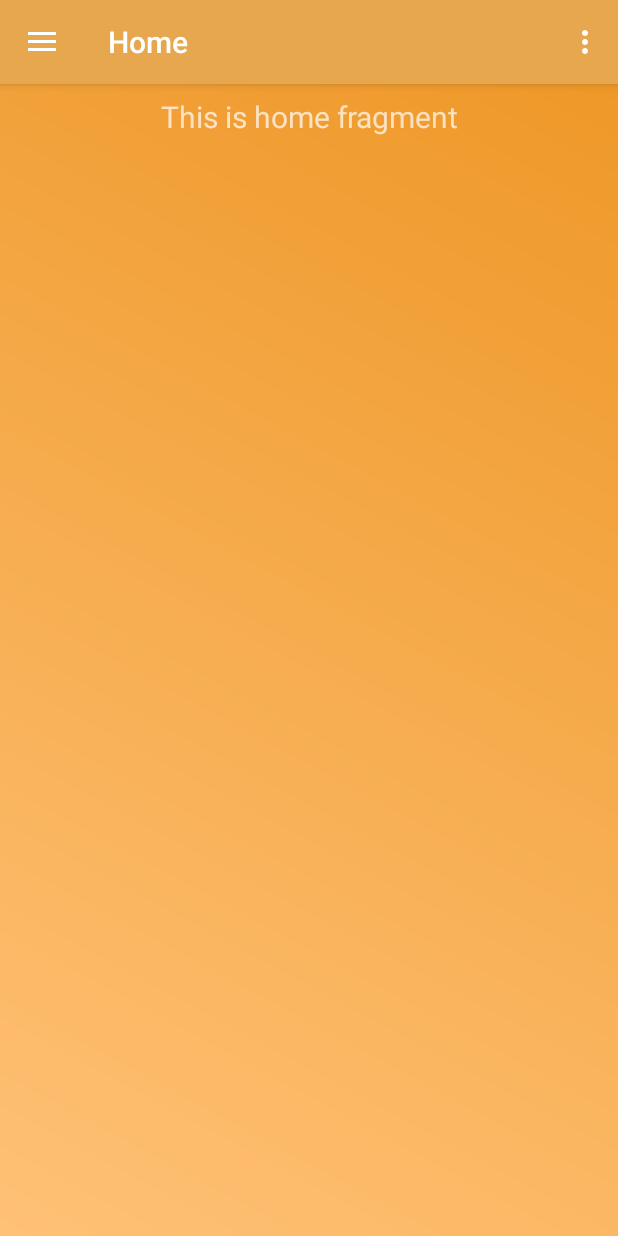
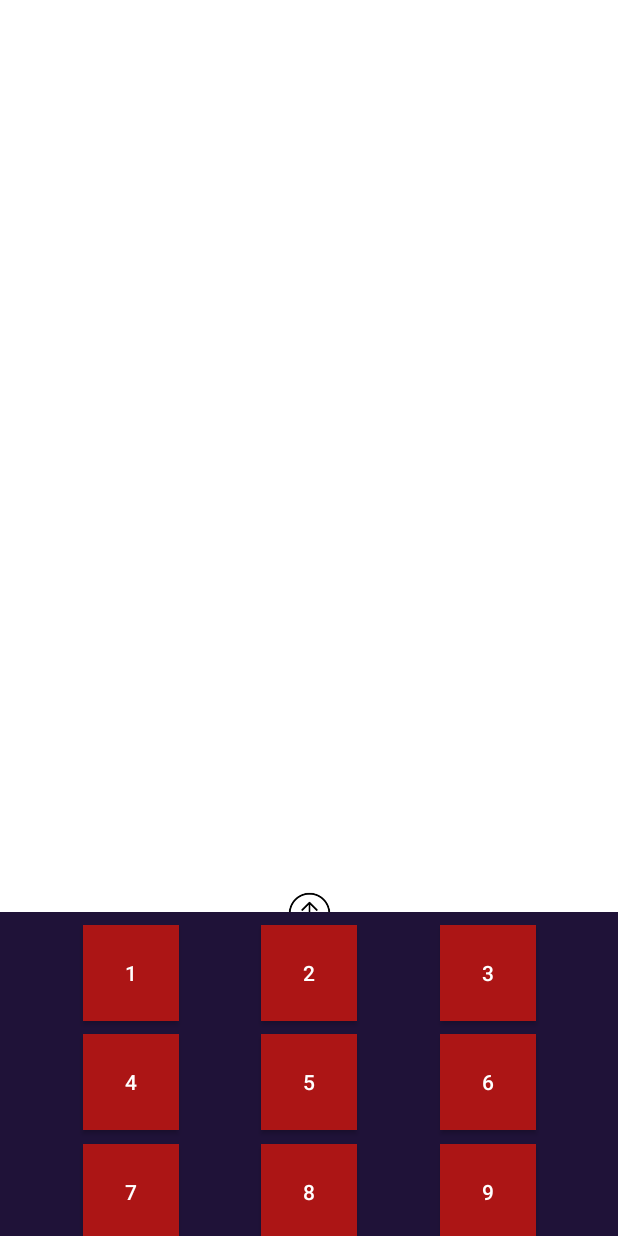
Before and after one commit to YevhenShvets/MyProject, an Android app: the screen it shows after launch (Main2Activity), after a tap on an icon or button, on a phone screen of 412 x 824 dp. Run offline under Robolectric (Android 15) with nearby library versions, the phone set to English and light mode, and no system bars; our stand-ins replace navigation-ui; Roboto replaces fonts that are not available here.

Commit message:
Commit 15.01

```diff
--- a/app/build.gradle
+++ b/app/build.gradle
@@ -22,9 +22,11 @@ android {
 dependencies {
     implementation fileTree(dir: 'libs', include: ['*.jar'])
     implementation 'androidx.appcompat:appcompat:1.1.0'
-    implementation 'androidx.constraintlayout:constraintlayout:1.1.3'
     implementation 'com.squareup.retrofit2:retrofit:2.6.0'
     implementation 'com.squareup.retrofit2:converter-gson:2.4.0'
+
+    implementation 'androidx.constraintlayout:constraintlayout:2.0.0-beta1'
+
 
     implementation 'androidx.legacy:legacy-support-v4:1.0.0'
     implementation 'com.google.android.material:material:1.0.0'
--- a/app/src/main/java/com/yevhen/project/Main2Activity.java
+++ b/app/src/main/java/com/yevhen/project/Main2Activity.java
@@ -29,17 +29,17 @@ public class Main2Activity extends AppCompatActivity {
     @Override
     protected void onCreate(Bundle savedInstanceState) {
         super.onCreate(savedInstanceState);
-        setContentView(R.layout.activity_main2);
-        Toolbar toolbar = findViewById(R.id.toolbar);
+        setContentView(R.layout.motion);
+       /* Toolbar toolbar = findViewById(R.id.toolbar);
         setSupportActionBar(toolbar);
-       /* FloatingActionButton fab = findViewById(R.id.fab);
+       *//* FloatingActionButton fab = findViewById(R.id.fab);
         fab.setOnClickListener(new View.OnClickListener() {
             @Override
             public void onClick(View view) {
                 Snackbar.make(view, "Replace with your own action", Snackbar.LENGTH_LONG)
                         .setAction("Action", null).show();
             }
-        });*/
+        });*//*
         DrawerLayout drawer = findViewById(R.id.drawer_layout);
         NavigationView navigationView = findViewById(R.id.nav_view);
         // Passing each menu ID as a set of Ids because each
@@ -51,7 +51,7 @@ public class Main2Activity extends AppCompatActivity {
                 .build();
         NavController navController = Navigation.findNavController(this, R.id.nav_host_fragment);
         NavigationUI.setupActionBarWithNavController(this, navController, mAppBarConfiguration);
-        NavigationUI.setupWithNavController(navigationView, navController);
+        NavigationUI.setupWithNavController(navigationView, navController);*/
     }
 
     @Override
--- a/app/src/main/java/com/yevhen/project/SplashScreenActivity.java
+++ b/app/src/main/java/com/yevhen/project/SplashScreenActivity.java
@@ -32,7 +32,7 @@ public class SplashScreenActivity extends AppCompatActivity {
                 img1.setVisibility(View.INVISIBLE);
                 img3.setVisibility(View.VISIBLE);
             }
-        },1200);
+        },10);
 
         Handler handler2 = new Handler();
         handler2.postDelayed(new Runnable() {
@@ -41,7 +41,7 @@ public class SplashScreenActivity extends AppCompatActivity {
                 img3.setVisibility(View.INVISIBLE);
                 img4.setVisibility(View.VISIBLE);
             }
-        },2400);
+        },24);
 
         Handler handler3 = new Handler();
         handler1.postDelayed(new Runnable() {
@@ -50,7 +50,7 @@ public class SplashScreenActivity extends AppCompatActivity {
                 img4.setVisibility(View.INVISIBLE);
                 img2.setVisibility(View.VISIBLE);
             }
-        },3600);
+        },36);
 
         Handler handler = new Handler();
         handler.postDelayed(new Runnable() {
@@ -60,6 +60,6 @@ public class SplashScreenActivity extends AppCompatActivity {
                 startActivity(intent);
                 finish();
             }
-        },5000);
+        },50);
     }
 }
--- /dev/null
+++ b/app/src/main/res/layout/motion.xml
@@ -0,0 +1,170 @@
+<?xml version="1.0" encoding="utf-8"?>
+<!--
+  Copyright (C) 2019 The Android Open Source Project
+  Licensed under the Apache License, Version 2.0 (the "License");
+  you may not use this file except in compliance with the License.
+  You may obtain a copy of the License at
+
+       http://www.apache.org/licenses/LICENSE-2.0
+
+  Unless required by applicable law or agreed to in writing, software
+  distributed under the License is distributed on an "AS IS" BASIS,
+  WITHOUT WARRANTIES OR CONDITIONS OF ANY KIND, either express or implied.
+  See the License for the specific language governing permissions and
+  limitations under the License.
+  -->
+<androidx.constraintlayout.motion.widget.MotionLayout
+    xmlns:android="http://schemas.android.com/apk/res/android"
+    xmlns:app="http://schemas.android.com/apk/res-auto"
+    android:id="@+id/motionLayout"
+    android:layout_width="match_parent"
+    android:layout_height="match_parent"
+    android:background="@color/white"
+    app:layoutDescription="@xml/scene_01">
+
+    <ImageView
+        android:id="@+id/arrow_up"
+        android:layout_width="wrap_content"
+        android:layout_height="wrap_content"
+        android:rotation="90"
+        android:src="@drawable/icon_back"
+        app:layout_constraintBottom_toBottomOf="parent"
+        app:layout_constraintEnd_toEndOf="parent"
+        app:layout_constraintStart_toStartOf="parent" />
+
+    <View
+        android:id="@+id/dial_pad"
+        android:layout_width="match_parent"
+        android:layout_height="match_parent"
+        android:background="@color/main_b_color"
+        app:layout_constraintEnd_toEndOf="parent"
+        app:layout_constraintStart_toStartOf="parent"
+        app:layout_constraintTop_toBottomOf="parent"
+        />
+
+    <Button
+        android:id="@+id/button1"
+        android:layout_width="64dp"
+        android:layout_height="64dp"
+        android:background="@color/azure"
+        android:text="1"
+        app:layout_constraintEnd_toStartOf="@id/button2"
+        app:layout_constraintStart_toStartOf="@id/dial_pad"
+        app:layout_constraintTop_toTopOf="@id/button2" />
+
+    <Button
+        android:id="@+id/button2"
+        android:layout_width="64dp"
+        android:layout_height="64dp"
+        android:background="@color/azure"
+        android:text="2"
+        app:layout_constraintEnd_toStartOf="@id/button3"
+        app:layout_constraintStart_toEndOf="@id/button1"
+        app:layout_constraintTop_toTopOf="@id/button3" />
+
+    <Button
+        android:id="@+id/button3"
+        android:layout_width="64dp"
+        android:layout_height="64dp"
+        android:background="@color/azure"
+        android:text="3"
+        app:layout_constraintBottom_toTopOf="@id/button6"
+        app:layout_constraintEnd_toEndOf="@id/dial_pad"
+        app:layout_constraintStart_toEndOf="@id/button2"
+        app:layout_constraintTop_toTopOf="@id/dial_pad" />
+
+    <Button
+        android:id="@+id/button4"
+        android:layout_width="64dp"
+        android:layout_height="64dp"
+        android:background="@color/azure"
+        android:text="4"
+        app:layout_constraintEnd_toStartOf="@id/button5"
+        app:layout_constraintStart_toStartOf="@id/dial_pad"
+        app:layout_constraintTop_toTopOf="@id/button5" />
+
+    <Button
+        android:id="@+id/button5"
+        android:layout_width="64dp"
+        android:layout_height="64dp"
+        android:background="@color/azure"
+        android:text="5"
+        app:layout_constraintEnd_toStartOf="@id/button6"
+        app:layout_constraintStart_toEndOf="@id/button4"
+        app:layout_constraintTop_toTopOf="@id/button6" />
+
+    <Button
+        android:id="@+id/button6"
+        android:layout_width="64dp"
+        android:layout_height="64dp"
+        android:background="@color/azure"
+        android:text="6"
+        app:layout_constraintBottom_toTopOf="@id/button9"
+        app:layout_constraintEnd_toEndOf="@id/dial_pad"
+        app:layout_constraintStart_toEndOf="@id/button5"
+        app:layout_constraintTop_toBottomOf="@id/button3" />
+
+    <Button
+        android:id="@+id/button7"
+        android:layout_width="64dp"
+        android:layout_height="64dp"
+        android:background="@color/azure"
+        android:text="7"
+        app:layout_constraintEnd_toStartOf="@id/button8"
+        app:layout_constraintStart_toStartOf="@id/dial_pad"
+        app:layout_constraintTop_toTopOf="@id/button8" />
+
+    <Button
+        android:id="@+id/button8"
+        android:layout_width="64dp"
+        android:layout_height="64dp"
+        android:background="@color/azure"
+        android:text="8"
+        app:layout_constraintEnd_toStartOf="@id/button9"
+        app:layout_constraintStart_toEndOf="@id/button7"
+        app:layout_constraintTop_toTopOf="@id/button9" />
+
+    <Button
+        android:id="@+id/button9"
+        android:layout_width="64dp"
+        android:layout_height="64dp"
+        android:background="@color/azure"
+        android:text="9"
+        app:layout_constraintBottom_toTopOf="@id/button12"
+        app:layout_constraintEnd_toEndOf="@id/dial_pad"
+        app:layout_constraintStart_toEndOf="@id/button8"
+        app:layout_constraintTop_toBottomOf="@id/button6" />
+
+    <Button
+        android:id="@+id/button10"
+        android:layout_width="64dp"
+        android:layout_height="64dp"
+        android:background="@color/azure"
+        android:text="*"
+        app:layout_constraintEnd_toStartOf="@id/button11"
+        app:layout_constraintStart_toStartOf="@id/dial_pad"
+        app:layout_constraintTop_toTopOf="@id/button11" />
+
+    <Button
+        android:id="@+id/button11"
+        android:layout_width="64dp"
+        android:layout_height="64dp"
+        android:background="@color/azure"
+        android:text="0"
+        app:layout_constraintEnd_toStartOf="@id/button12"
+        app:layout_constraintStart_toEndOf="@id/button10"
+        app:layout_constraintTop_toTopOf="@id/button12" />
+
+    <Button
+        android:id="@+id/button12"
+        android:layout_width="64dp"
+        android:layout_height="64dp"
+        android:background="@color/azure"
+        android:text="#"
+        app:layout_constraintBottom_toBottomOf="@id/dial_pad"
+        app:layout_constraintEnd_toEndOf="@id/dial_pad"
+        app:layout_constraintStart_toEndOf="@id/button11"
+        app:layout_constraintTop_toBottomOf="@id/button9" />
+
+
+</androidx.constraintlayout.motion.widget.MotionLayout>
--- a/app/src/main/res/values/colors.xml
+++ b/app/src/main/res/values/colors.xml
@@ -13,4 +13,6 @@
     <color name="gray">#9A9A9C</color>
     <color name="white">#FFFFFF</color>
     <color name="nav_back">#EB893F</color>
+    <color name="azure">#AC1515</color>
+    <color name="black">#000000</color>
 </resources>
--- a/app/src/main/res/values/strings.xml
+++ b/app/src/main/res/values/strings.xml
@@ -7,7 +7,7 @@
     <string name="Login">Login</string>
     <string name="Back">Back</string>
     <string name="Обновити">Обновити</string>
-    <string name="connect_to_wifi_text">Виберіть точку доступу вашого хабу та підключіться до неї</string>
+    <string name="connect_to_wifi_text">Виберіть точку доступу вашого WIFI та підключіться до неї</string>
 
     <!-- TODO: Remove or change this placeholder text -->
     <string name="hello_blank_fragment">Hello blank fragment</string>
--- a/app/src/main/res/values/styles.xml
+++ b/app/src/main/res/values/styles.xml
@@ -1,4 +1,4 @@
-<resources>
+<resources xmlns:tools="http://schemas.android.com/tools">
 
     <!-- Base application theme. -->
     <style name="AppTheme" parent="Theme.AppCompat.Light.DarkActionBar">
@@ -8,13 +8,25 @@
         <item name="colorAccent">@color/colorAccent</item>
     </style>
 
-    <style name="NoActionBar" parent="Theme.AppCompat.NoActionBar">
+    <style name="NOACTIONBAR_" parent="Theme.AppCompat.NoActionBar">
         <item name="windowActionBar">false</item>
-        <item name="windowNoTitle">true</item>
+        <item name="android:windowFullscreen">true</item>
+        <item name="android:windowContentOverlay">@null</item>
+        <item name="android:windowNoTitle">true</item>
+    </style>
+
+    <style name="LOGINTHEME" parent="Theme.AppCompat.Light.NoActionBar">
+        <item name="windowActionBar">false</item>
+        <item name="android:statusBarColor">@color/white</item>
+        <item name="android:windowLightStatusBar" tools:targetApi="m">true</item>
+
+
     </style>
 
     <style name="AppBarOverlay" parent="ThemeOverlay.AppCompat.Dark.ActionBar" />
 
     <style name="PopupOverlay" parent="ThemeOverlay.AppCompat.Light" />
 
+
+
 </resources>
--- /dev/null
+++ b/app/src/main/res/xml/scene_01.xml
@@ -0,0 +1,70 @@
+<?xml version="1.0" encoding="utf-8"?>
+<!--
+  Copyright (C) 2019 The Android Open Source Project
+  Licensed under the Apache License, Version 2.0 (the "License");
+  you may not use this file except in compliance with the License.
+  You may obtain a copy of the License at
+
+       http://www.apache.org/licenses/LICENSE-2.0
+
+  Unless required by applicable law or agreed to in writing, software
+  distributed under the License is distributed on an "AS IS" BASIS,
+  WITHOUT WARRANTIES OR CONDITIONS OF ANY KIND, either express or implied.
+  See the License for the specific language governing permissions and
+  limitations under the License.
+  -->
+<MotionScene xmlns:android="http://schemas.android.com/apk/res/android"
+    xmlns:motion="http://schemas.android.com/apk/res-auto">
+
+    <Transition
+        motion:constraintSetStart ="@id/base_state"
+        motion:constraintSetEnd="@id/dial"
+        motion:duration="3000">
+        <OnSwipe
+            motion:dragDirection="dragUp"
+            motion:touchAnchorId="@id/dial_pad"
+            motion:touchAnchorSide="top" />
+    </Transition>
+
+
+    <ConstraintSet android:id="@+id/base_state">
+        <Constraint android:id="@id/dial_pad">
+            <Layout
+                android:layout_width="0dp"
+                android:layout_height="300dp"
+                android:layout_marginTop="-16dp"
+                motion:layout_constraintEnd_toEndOf="parent"
+                motion:layout_constraintStart_toStartOf="parent"
+                motion:layout_constraintTop_toBottomOf="@id/arrow_up" />
+        </Constraint>
+
+
+
+
+        <Constraint android:id="@id/arrow_up">
+            <Layout
+                android:layout_width="30dp"
+                android:layout_height="30dp"
+                android:layout_marginBottom="200dp"
+                motion:layout_constraintBottom_toBottomOf="parent"
+                motion:layout_constraintStart_toStartOf="parent"
+                motion:layout_constraintEnd_toEndOf="parent"
+                />
+        </Constraint>
+    </ConstraintSet>
+
+    <ConstraintSet android:id="@+id/dial">
+
+        <Constraint android:id="@id/dial_pad">
+            <Layout
+                android:layout_width="0dp"
+                android:layout_height="450dp"
+                motion:layout_constraintBottom_toBottomOf="parent"
+                motion:layout_constraintEnd_toEndOf="parent"
+                motion:layout_constraintStart_toStartOf="parent" />
+        </Constraint>
+
+
+
+    </ConstraintSet>
+</MotionScene>
```
Also changed, not shown: app/src/main/AndroidManifest.xml (+9 -5 lines), app/src/main/java/com/yevhen/project/Connect_to_wifi.java (+28 -27 lines), app/src/main/java/com/yevhen/project/Info_arduino.java (added, +79 -0 lines), app/src/main/java/com/yevhen/project/JsonApi.java (+9 -2 lines), app/src/main/res/layout/layout_1.xml (+7 -20 lines).
